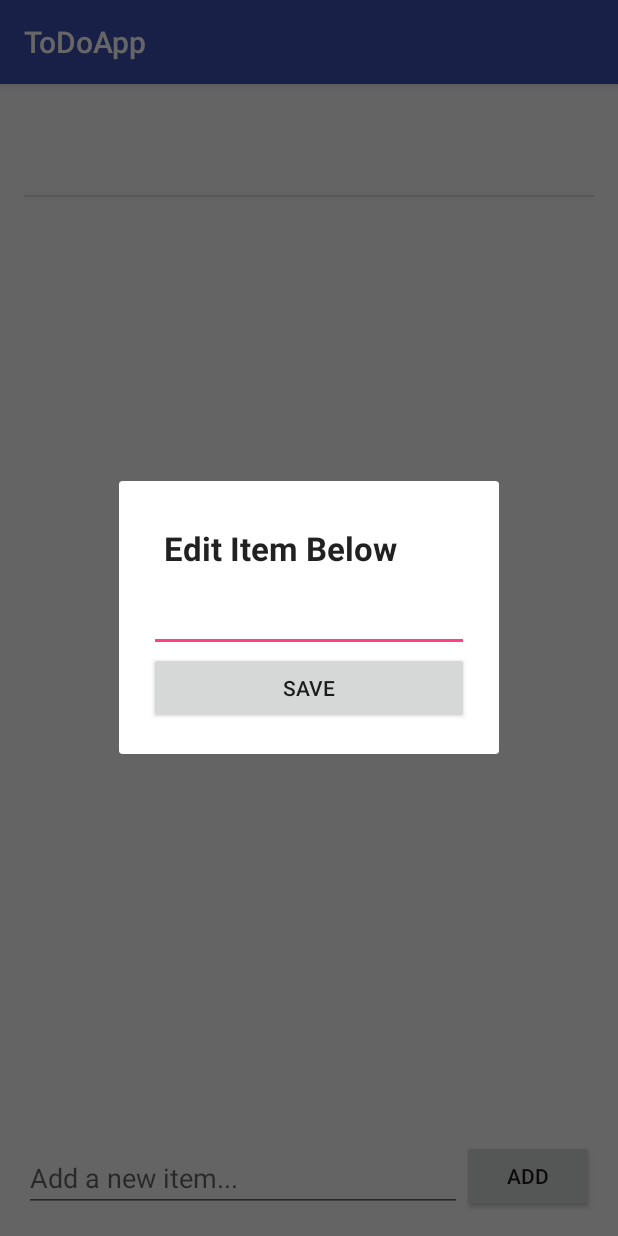
After one commit to nemethjulia/ToDoApp, an Android app: the fragment EditTextDialogFragment placed in its activity, on a phone screen of 412 x 824 dp. The commit adds this screen. Run offline under Robolectric (Android 15) with nearby library versions, the phone set to English and light mode, and no system bars; 2 statements that could not run were skipped.

Commit message:
Using DialogFragment for editing Todos

```diff
--- /dev/null
+++ b/app/src/main/java/com/seya/todoapp/EditTextDialogFragment.java
@@ -0,0 +1,60 @@
+package com.seya.todoapp;
+
+import android.os.Bundle;
+import android.support.annotation.Nullable;
+import android.support.v4.app.DialogFragment;
+import android.view.LayoutInflater;
+import android.view.View;
+import android.view.ViewGroup;
+import android.view.WindowManager;
+import android.widget.Button;
+import android.widget.EditText;
+
+import com.seya.todoapp.data.ToDo;
+
+public class EditTextDialogFragment extends DialogFragment {
+
+    private EditText etEditItem;
+    private ToDo toDo;
+
+    public EditTextDialogFragment() {
+    }
+
+    public static EditTextDialogFragment newInstance(ToDo toDo) {
+        EditTextDialogFragment frag = new EditTextDialogFragment();
+        Bundle args = new Bundle();
+        args.putSerializable("toDo", toDo);
+        frag.setArguments(args);
+        return frag;
+    }
+
+    @Override
+    public View onCreateView(LayoutInflater inflater, ViewGroup container, Bundle savedInstanceState) {
+        return inflater.inflate(R.layout.fragment_edit_todo, container);
+    }
+
+    @Override
+    public void onViewCreated(View view, @Nullable Bundle savedInstanceState) {
+        super.onViewCreated(view, savedInstanceState);
+        getDialog().setTitle("@string/edit_below_label");
+        // Get field from view
+        etEditItem = (EditText) view.findViewById(R.id.etEditItem);
+        // Fetch arguments from bundle and set values
+        toDo = (ToDo) getArguments().getSerializable("toDo");
+        etEditItem.setText(toDo.text);
+        // Show soft keyboard automatically and request focus to field
+        etEditItem.requestFocus();
+        getDialog().getWindow().setSoftInputMode(WindowManager.LayoutParams.SOFT_INPUT_STATE_VISIBLE);
+
+        Button btnSave = (Button) view.findViewById(R.id.btnSave);
+        btnSave.setOnClickListener(new View.OnClickListener() {
+            @Override
+            public void onClick(View v) {
+                toDo.text = etEditItem.getText().toString();
+                EditToDoDialogListener activity = (EditToDoDialogListener) getActivity();
+                activity.toDoChanged(toDo);
+                dismiss();
+            }
+        });
+    }
+}
--- a/app/src/main/java/com/seya/todoapp/data/ToDo.java
+++ b/app/src/main/java/com/seya/todoapp/data/ToDo.java
@@ -1,6 +1,8 @@
 package com.seya.todoapp.data;
 
-public class ToDo {
+import java.io.Serializable;
+
+public class ToDo implements Serializable {
     public int id;
     public String text;
 }
--- /dev/null
+++ b/app/src/main/res/layout/fragment_edit_todo.xml
@@ -0,0 +1,36 @@
+<?xml version="1.0" encoding="utf-8"?>
+<LinearLayout xmlns:android="http://schemas.android.com/apk/res/android"
+    android:id="@+id/edit_name"
+    android:layout_width="wrap_content"
+    android:layout_height="wrap_content"
+    android:layout_gravity="center"
+    android:orientation="vertical"
+    android:padding="20dp">
+
+    <TextView
+        android:layout_width="match_parent"
+        android:layout_height="match_parent"
+        android:textAppearance="?android:attr/textAppearanceLarge"
+        android:text="@string/edit_below_label"
+        android:id="@+id/tvEditItem"
+        android:layout_gravity="start|top"
+        android:padding="10dp"
+        android:textStyle="bold" />
+
+    <EditText
+        android:layout_width="match_parent"
+        android:layout_height="match_parent"
+        android:inputType="textMultiLine"
+        android:ems="10"
+        android:id="@+id/etEditItem"
+        android:layout_gravity="start|center_vertical"
+        android:padding="10dp" />
+
+    <Button
+        android:layout_width="match_parent"
+        android:layout_height="match_parent"
+        android:text="@string/save"
+        android:id="@+id/btnSave"
+        android:layout_gravity="end|bottom"
+        android:padding="10dp" />
+</LinearLayout>
```
Also changed, not shown: app/src/main/java/com/seya/todoapp/EditItemActivity.java (deleted, +0 -32 lines), app/src/main/java/com/seya/todoapp/MainActivity.java (+20 -19 lines), app/src/main/res/layout/activity_edit_item.xml (deleted, +0 -43 lines).
